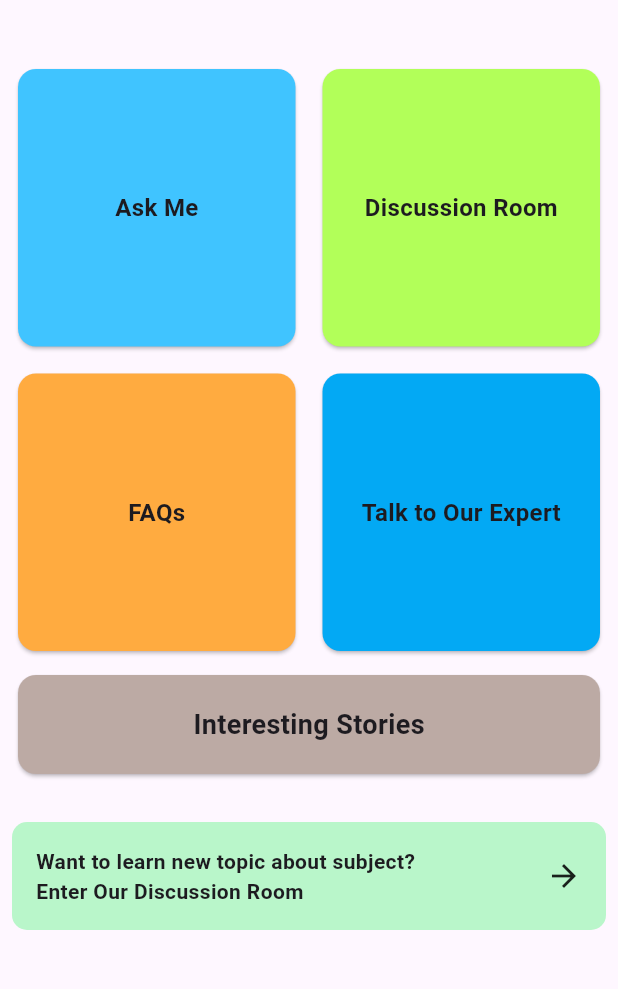
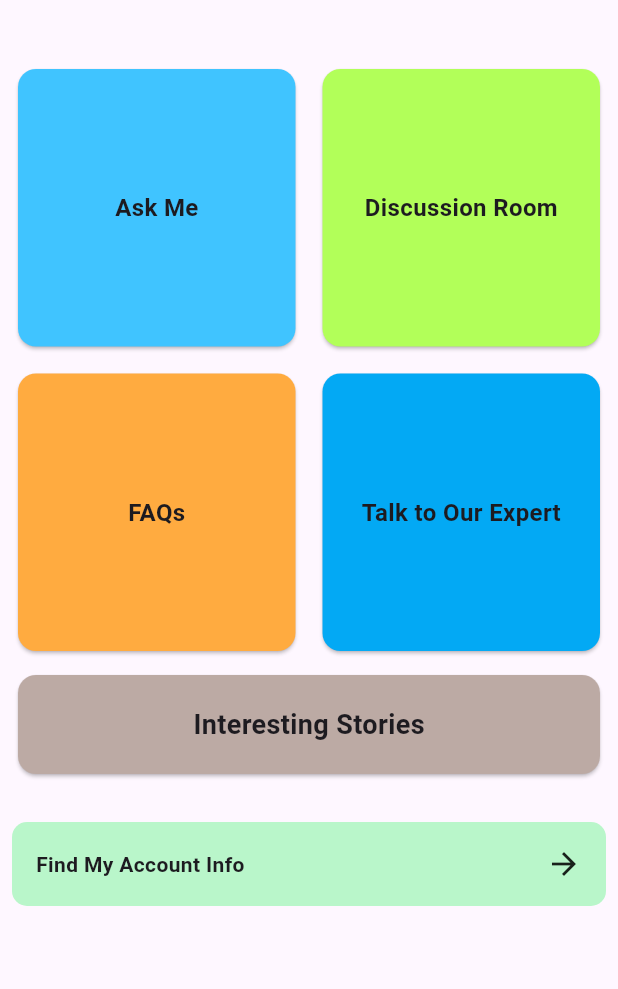
Before and after one commit to IraduhayeBukuruPaterne1/Teen-Konnekt-App, a Flutter app: the HomePage screen opened directly, on a phone screen of 412 x 824 dp, the part 63-1052 px from its top. Run offline on Flutter 3.47's test engine with Material 3 defaults, Android fonts, the phone set to English and light mode, and no system bars; our stand-ins replace table_calendar.

Commit message:
Update main.dart

```diff
--- a/lib/screens/main.dart
+++ b/lib/screens/main.dart
@@ -2,6 +2,7 @@ import 'package:flutter/material.dart';
 import 'appointment_info_page.dart';
 import 'FAQs.dart';
 import 'InterestingStories.dart';
+import 'profile_screen.dart';
 
 
 void main() {
@@ -166,6 +167,10 @@ class HomePage extends StatelessWidget {
                 ),
                 child: GestureDetector(
                   onTap: () {
+                    Navigator.push(
+                        context,
+                        MaterialPageRoute(builder: (context) => ProfileScreen()),
+                      );
                     // Add the navigation to the 'Discussion Room' page here
                     // Navigator.push(context, MaterialPageRoute(builder: (context) => DiscussionRoomPage()));
                   },
@@ -173,7 +178,7 @@ class HomePage extends StatelessWidget {
                     children: [
                       Expanded(
                         child: Text(
-                          'Want to learn new topic about subject?\nEnter Our Discussion Room',
+                          'Find My Account Info',
                           style: TextStyle(fontSize: 14, fontWeight: FontWeight.bold),
                         ),
                       ),
```
